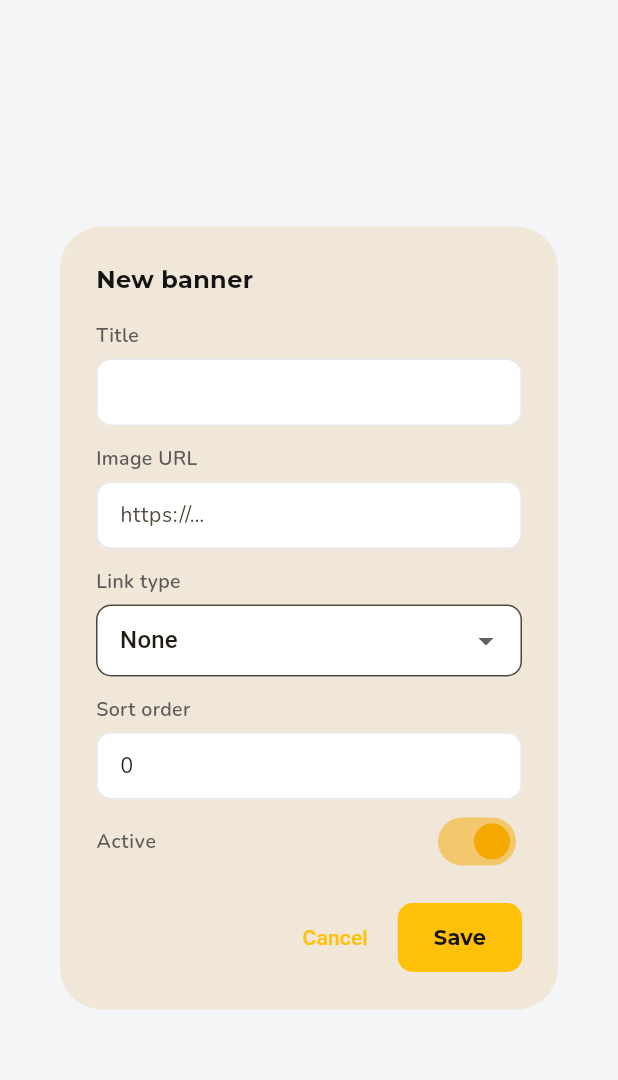
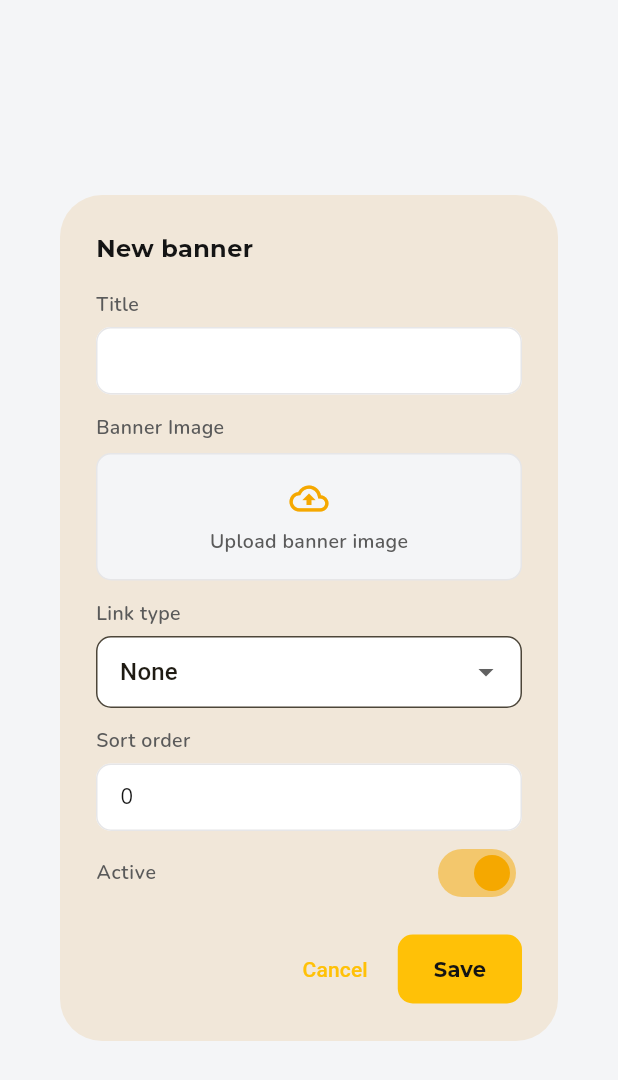
Before and after one commit to alyeldin97/gmg-sports-dashboard, a Flutter app: the BannerFormDialog widget shown alone on an empty page, opened directly, on a phone screen of 412 x 824 dp. Shown: the top 1080 px of the screen. Run offline on Flutter 3.47's test engine with Material 3 defaults, Android fonts, the phone set to English and light mode, and no system bars; our stand-ins replace cached_network_image, equatable, file_picker, fl_chart, flutter_bloc, google_fonts and 2 more; missing offline and left inert: dart:html, dart:js; accounts and stored records are empty.

Commit message:
Banners: replace image URL field with file upload widget

```diff
--- a/lib/features/banners/presentation/screens/banner_form_screen.dart
+++ b/lib/features/banners/presentation/screens/banner_form_screen.dart
@@ -1,11 +1,16 @@
+import 'dart:async';
+import 'dart:convert';
+// ignore: avoid_web_libraries_in_flutter
+import 'dart:js' as js;
+import 'package:cached_network_image/cached_network_image.dart';
 import 'package:flutter/material.dart';
 import 'package:flutter_bloc/flutter_bloc.dart';
+import 'package:supabase_flutter/supabase_flutter.dart';
 import '../../../../core/helpers/app_validator.dart';
 import '../../../../core/localization/l10n_extension.dart';
 import '../../../../core/styling/colors.dart';
 import '../../../../core/styling/text_styles.dart';
 import '../../../../core/widgets/app_button.dart';
-import '../../../../core/widgets/app_network_image.dart';
 import '../../../../core/widgets/app_text_field.dart';
 import '../../data/model/banner_item.dart';
 import '../cubits/banners_cubit.dart';
@@ -21,15 +26,15 @@ class BannerFormDialog extends StatefulWidget {
 class _BannerFormDialogState extends State<BannerFormDialog> {
   final _formKey = GlobalKey<FormState>();
   late final _title = TextEditingController(text: widget.banner?.title);
-  late final _image = TextEditingController(text: widget.banner?.imageUrl);
   late final _linkId = TextEditingController(text: widget.banner?.linkId);
   late final _sort = TextEditingController(text: '${widget.banner?.sortOrder ?? 0}');
+  late String _imageUrl = widget.banner?.imageUrl ?? '';
   late String _linkType = widget.banner?.linkType ?? 'none';
   late bool _isActive = widget.banner?.isActive ?? true;
 
   @override
   void dispose() {
-    for (final c in [_title, _image, _linkId, _sort]) {
+    for (final c in [_title, _linkId, _sort]) {
       c.dispose();
     }
     super.dispose();
@@ -37,10 +42,16 @@ class _BannerFormDialogState extends State<BannerFormDialog> {
 
   Future<void> _save() async {
     if (!(_formKey.currentState?.validate() ?? false)) return;
+    if (_imageUrl.isEmpty) {
+      ScaffoldMessenger.of(context).showSnackBar(
+        const SnackBar(content: Text('Please upload a banner image')),
+      );
+      return;
+    }
     final b = BannerItem(
       id: widget.banner?.id ?? '',
       title: _title.text.trim(),
-      imageUrl: _image.text.trim(),
+      imageUrl: _imageUrl,
       linkType: _linkType,
       linkId: _linkId.text.trim(),
       sortOrder: int.tryParse(_sort.text.trim()) ?? 0,
@@ -76,21 +87,10 @@ class _BannerFormDialogState extends State<BannerFormDialog> {
                   const SizedBox(height: 16),
                   AppTextField(label: context.l10n.title, controller: _title, validator: AppValidator.required),
                   const SizedBox(height: 12),
-                  AppTextField(
-                    label: context.l10n.imageUrl,
-                    controller: _image,
-                    validator: AppValidator.url,
-                    hint: 'https://…',
-                    onChanged: (_) => setState(() {}),
+                  _BannerImagePicker(
+                    imageUrl: _imageUrl,
+                    onChanged: (url) => setState(() => _imageUrl = url),
                   ),
-                  if (_image.text.trim().isNotEmpty &&
-                      Uri.tryParse(_image.text.trim())?.hasScheme == true) ...[
-                    const SizedBox(height: 10),
-                    ClipRRect(
-                      borderRadius: BorderRadius.circular(8),
-                      child: AppNetworkImage(url: _image.text.trim(), height: 120),
-                    ),
-                  ],
                   const SizedBox(height: 12),
                   Text(context.l10n.linkType, style: AppTextStyles.label),
                   const SizedBox(height: 6),
@@ -140,3 +140,157 @@ class _BannerFormDialogState extends State<BannerFormDialog> {
     );
   }
 }
+
+class _BannerImagePicker extends StatefulWidget {
+  const _BannerImagePicker({required this.imageUrl, required this.onChanged});
+  final String imageUrl;
+  final ValueChanged<String> onChanged;
+
+  @override
+  State<_BannerImagePicker> createState() => _BannerImagePickerState();
+}
+
+class _BannerImagePickerState extends State<_BannerImagePicker> {
+  bool _uploading = false;
+
+  Future<void> _pick() async {
+    if (_uploading) return;
+    final completer = Completer<void>();
+    js.context.callMethod('gmgPickImages', [
+      js.allowInterop((String jsonStr) {
+        try {
+          final items = (jsonDecode(jsonStr) as List).cast<Map<String, dynamic>>();
+          final first = items.isNotEmpty ? items.first : null;
+          if (first != null && (first['dataUrl'] as String).isNotEmpty) {
+            _uploadFile(first)
+                .then((_) => completer.complete())
+                .catchError((_) => completer.complete());
+          } else {
+            completer.complete();
+          }
+        } catch (_) {
+          completer.complete();
+        }
+      }),
+    ]);
+    await completer.future;
+  }
+
+  Future<void> _uploadFile(Map<String, dynamic> file) async {
+    final dataUrl = file['dataUrl'] as String;
+    final bytes = base64Decode(dataUrl.split(',').last);
+    final name = file['name'] as String;
+    final ext = name.split('.').last.toLowerCase();
+    if (!['jpg', 'jpeg', 'png', 'webp', 'gif'].contains(ext)) {
+      if (mounted) {
+        ScaffoldMessenger.of(context).showSnackBar(
+          const SnackBar(content: Text('Invalid image type (jpg, png, webp, gif only)')),
+        );
+      }
+      return;
+    }
+    if (bytes.length > 5 * 1024 * 1024) {
+      if (mounted) {
+        ScaffoldMessenger.of(context).showSnackBar(
+          const SnackBar(content: Text('Image too large (max 5 MB)')),
+        );
+      }
+      return;
+    }
+    setState(() => _uploading = true);
+    try {
+      final storage = Supabase.instance.client.storage;
+      final path = 'banners/${DateTime.now().millisecondsSinceEpoch}_$name';
+      await storage.from('product-images').uploadBinary(
+        path,
+        bytes,
+        fileOptions: FileOptions(contentType: 'image/$ext', upsert: true),
+      );
+      final url = storage.from('product-images').getPublicUrl(path);
+      widget.onChanged(url);
+    } catch (e) {
+      if (mounted) {
+        ScaffoldMessenger.of(context).showSnackBar(
+          SnackBar(content: Text('Upload failed: $e')),
+        );
+      }
+    } finally {
+      if (mounted) setState(() => _uploading = false);
+    }
+  }
+
+  @override
+  Widget build(BuildContext context) {
+    return Column(
+      crossAxisAlignment: CrossAxisAlignment.start,
+      children: [
+        Text('Banner Image', style: AppTextStyles.label),
+        const SizedBox(height: 8),
+        if (widget.imageUrl.isNotEmpty) ...[
+          Stack(
+            children: [
+              ClipRRect(
+                borderRadius: BorderRadius.circular(8),
+                child: CachedNetworkImage(
+                  imageUrl: widget.imageUrl,
+                  height: 110,
+                  width: double.infinity,
+                  fit: BoxFit.cover,
+                  errorWidget: (_, __, ___) => const Icon(Icons.broken_image_outlined),
+                ),
+              ),
+              Positioned(
+                top: 6,
+                right: 6,
+                child: GestureDetector(
+                  onTap: () => widget.onChanged(''),
+                  child: Container(
+                    padding: const EdgeInsets.all(4),
+                    decoration: const BoxDecoration(
+                      color: AppColors.error,
+                      shape: BoxShape.circle,
+                    ),
+                    child: const Icon(Icons.close, size: 14, color: Colors.white),
+                  ),
+                ),
+              ),
+            ],
+          ),
+          const SizedBox(height: 8),
+        ],
+        InkWell(
+          onTap: _uploading ? null : _pick,
+          borderRadius: BorderRadius.circular(10),
+          child: Container(
+            width: double.infinity,
+            padding: const EdgeInsets.symmetric(vertical: 16),
+            decoration: BoxDecoration(
+              border: Border.all(color: AppColors.border),
+              borderRadius: BorderRadius.circular(10),
+              color: AppColors.scaffoldBg,
+            ),
+            child: Column(
+              children: [
+                if (_uploading)
+                  const SizedBox(
+                    width: 22,
+                    height: 22,
+                    child: CircularProgressIndicator(strokeWidth: 2, color: AppColors.primaryDark),
+                  )
+                else
+                  const Icon(Icons.cloud_upload_outlined, size: 26, color: AppColors.primaryDark),
+                const SizedBox(height: 6),
+                Text(
+                  _uploading
+                      ? 'Uploading…'
+                      : (widget.imageUrl.isNotEmpty ? 'Replace image' : 'Upload banner image'),
+                  style: AppTextStyles.label,
+                ),
+              ],
+            ),
+          ),
+        ),
+      ],
+    );
+  }
+}
```
